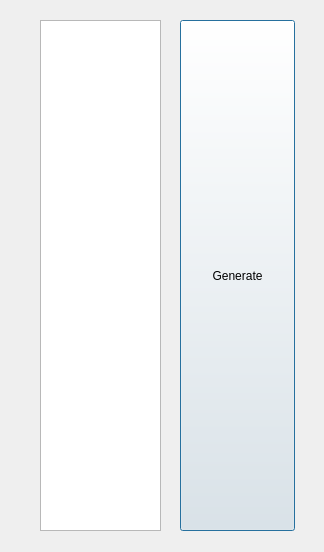
This is dialog.ui in mcgrady20150318/BPNNGUI as Qt 5 draws it before an edit. The edited form follows.
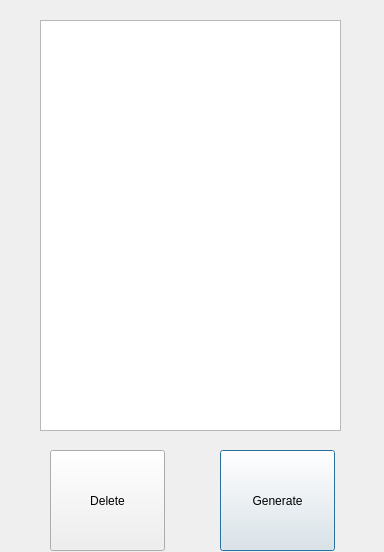
This is the edited form.

Commit message: add delete row and close function of dialog

```diff
--- a/dialog.ui
+++ b/dialog.ui
@@ -6,7 +6,7 @@
    <rect>
     <x>0</x>
     <y>0</y>
-    <width>324</width>
+    <width>384</width>
     <height>552</height>
    </rect>
   </property>
@@ -18,24 +18,37 @@
     <rect>
      <x>40</x>
      <y>20</y>
-     <width>121</width>
-     <height>511</height>
+     <width>301</width>
+     <height>411</height>
     </rect>
    </property>
   </widget>
   <widget class="QPushButton" name="generateBtn">
    <property name="geometry">
     <rect>
-     <x>180</x>
-     <y>20</y>
+     <x>220</x>
+     <y>450</y>
      <width>115</width>
-     <height>511</height>
+     <height>101</height>
     </rect>
    </property>
    <property name="text">
     <string>Generate</string>
    </property>
   </widget>
+  <widget class="QPushButton" name="DeleteBtn">
+   <property name="geometry">
+    <rect>
+     <x>50</x>
+     <y>450</y>
+     <width>115</width>
+     <height>101</height>
+    </rect>
+   </property>
+   <property name="text">
+    <string>Delete</string>
+   </property>
+  </widget>
  </widget>
  <resources/>
  <connections/>
```
The commit also changes 2 other files.
